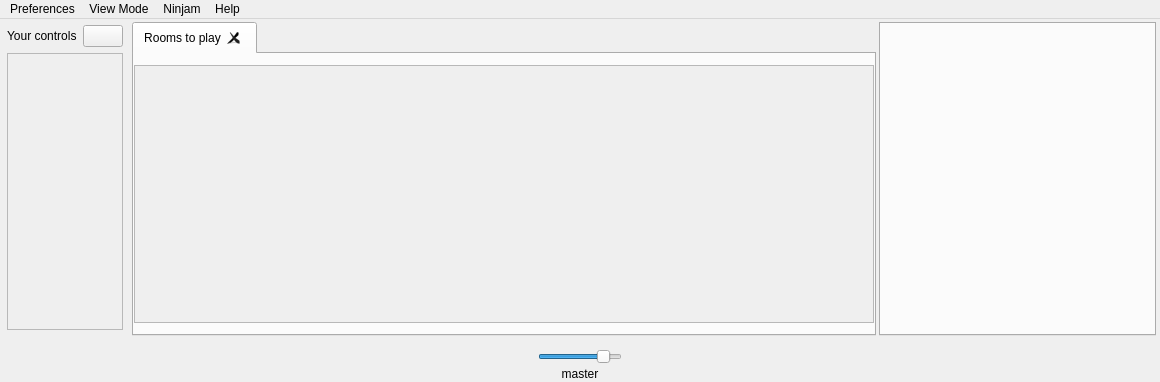
Before: the Qt Designer form src/Common/gui/MainWindow.ui in elieserdejesus/JamTaba, drawn with Qt 5.
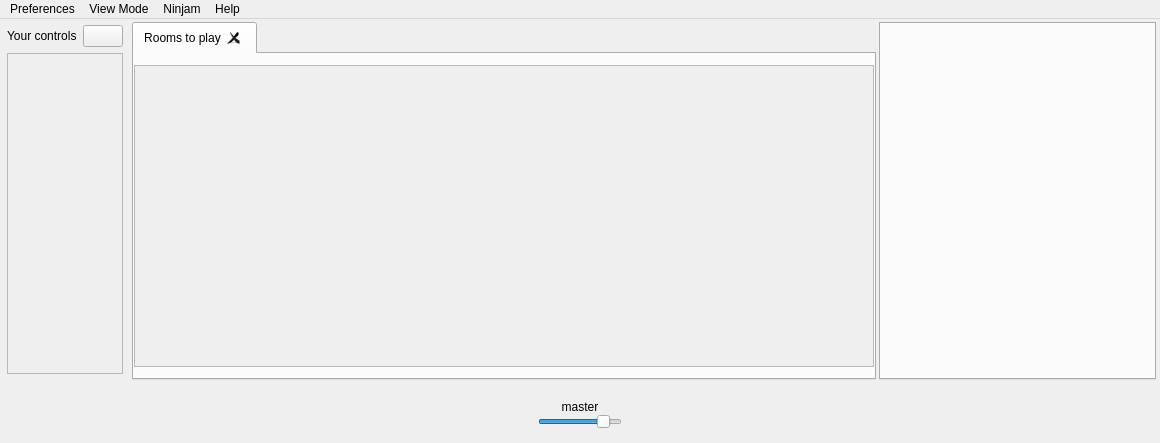
After: the same form once the commit is applied. Icons and pictures are not drawn. Custom widgets are drawn as their Qt base class.

Commit message:
Fixing inverted master meters fixed #238
Another changes:
- Fixing resources path in NinjamPanel.ui
- Replacing pan QDial with a QSlider
- Improving the layout using child layouts

What changed in the file:
```diff
--- a/src/Common/gui/MainWindow.ui
+++ b/src/Common/gui/MainWindow.ui
@@ -7,7 +7,7 @@
     <x>0</x>
     <y>0</y>
     <width>1160</width>
-    <height>382</height>
+    <height>443</height>
    </rect>
   </property>
   <property name="windowTitle">
@@ -115,7 +115,7 @@
                 <x>0</x>
                 <y>0</y>
                 <width>751</width>
-                <height>237</height>
+                <height>297</height>
                </rect>
               </property>
               <layout class="QVBoxLayout" name="verticalLayout_6">
@@ -222,84 +222,42 @@
        <property name="bottomMargin">
         <number>0</number>
        </property>
-       <item alignment="Qt::AlignHCenter">
-        <widget class="QWidget" name="masterControlsPanel" native="true">
+       <item alignment="Qt::AlignHCenter|Qt::AlignVCenter">
+        <widget class="QFrame" name="masterControlsPanel">
          <property name="sizePolicy">
-          <sizepolicy hsizetype="Maximum" vsizetype="Maximum">
+          <sizepolicy hsizetype="MinimumExpanding" vsizetype="Maximum">
            <horstretch>0</horstretch>
            <verstretch>0</verstretch>
           </sizepolicy>
          </property>
+         <property name="minimumSize">
+          <size>
+           <width>120</width>
+           <height>0</height>
+          </size>
+         </property>
          <property name="maximumSize">
           <size>
-           <width>150</width>
+           <width>160</width>
            <height>16777215</height>
           </size>
          </property>
-         <layout class="QVBoxLayout" name="verticalLayout_4">
+         <layout class="QVBoxLayout" name="masterControlsLayout" stretch="0,0,0">
           <property name="spacing">
-           <number>3</number>
-          </property>
-          <property name="leftMargin">
            <number>0</number>
           </property>
-          <property name="topMargin">
-           <number>0</number>
-          </property>
-          <property name="rightMargin">
-           <number>0</number>
-          </property>
-          <property name="bottomMargin">
-           <number>0</number>
-          </property>
-          <item>
-           <widget class="QWidget" name="masterMetersPanel" native="true">
-            <property name="styleSheet">
-             <string notr="true"/>
-            </property>
-            <layout class="QVBoxLayout" name="verticalLayout_5">
-             <property name="spacing">
-              <number>1</number>
-             </property>
-             <property name="leftMargin">
-              <number>0</number>
-             </property>
-             <property name="topMargin">
-              <number>0</number>
-             </property>
-             <property name="rightMargin">
-              <number>0</number>
-             </property>
-             <property name="bottomMargin">
-              <number>0</number>
-             </property>
-             <item>
-              <widget class="PeakMeter" name="masterMeterR" native="true"/>
-             </item>
-             <item>
-              <widget class="PeakMeter" name="masterMeterL" native="true"/>
-             </item>
-            </layout>
+          <item alignment="Qt::AlignBottom">
+           <widget class="QLabel" name="masterTitleLabel">
+            <property name="text">
+             <string>master</string>
+            </property>
+            <property name="alignment">
+             <set>Qt::AlignCenter</set>
+            </property>
            </widget>
           </item>
           <item>
-           <widget class="QWidget" name="masterFaderPanel" native="true">
-            <layout class="QHBoxLayout" name="horizontalLayout_3">
-             <property name="spacing">
-              <number>3</number>
-             </property>
-             <property name="leftMargin">
-              <number>0</number>
-             </property>
-             <property name="topMargin">
-              <number>0</number>
-             </property>
-             <property name="rightMargin">
-              <number>0</number>
-             </property>
-             <property name="bottomMargin">
-              <number>0</number>
-             </property>
+           <layout class="QHBoxLayout" name="masterFaderLayout">
              <item>
               <widget class="QLabel" name="speakerIconLeft">
                <property name="text">
@@ -312,6 +270,12 @@
              </item>
              <item>
               <widget class="QSlider" name="masterFader">
+              <property name="sizePolicy">
+               <sizepolicy hsizetype="Preferred" vsizetype="Fixed">
+                <horstretch>0</horstretch>
+                <verstretch>0</verstretch>
+               </sizepolicy>
+              </property>
                <property name="maximum">
                 <number>120</number>
                </property>
@@ -337,17 +301,19 @@
               </widget>
              </item>
             </layout>
-           </widget>
           </item>
           <item>
-           <widget class="QLabel" name="masterTitleLabel">
-            <property name="text">
-             <string>master</string>
+           <layout class="QVBoxLayout" name="masterMetersLayout">
+            <property name="spacing">
+             <number>2</number>
             </property>
-            <property name="alignment">
-             <set>Qt::AlignCenter</set>
-            </property>
-           </widget>
+            <item>
+             <widget class="PeakMeter" name="masterMeterL" native="true"/>
+            </item>
+            <item>
+             <widget class="PeakMeter" name="masterMeterR" native="true"/>
+            </item>
+           </layout>
           </item>
          </layout>
         </widget>
```
Left out of the diff: 2 changed lines with no effect on the pictures. Lines whose indentation alone changed are shown as unchanged. The commit also changes 2 other files.
